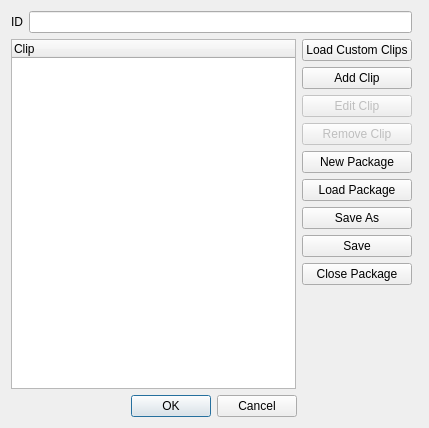
Qt form ui/clippackageeditor.ui (tdauth/gustavsfairyland) before a commit.
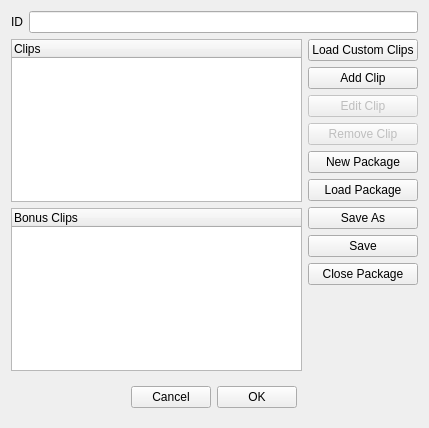
The same form after that commit. Icons and pictures are not drawn.

What changed in the file:
```diff
--- a/ui/clippackageeditor.ui
+++ b/ui/clippackageeditor.ui
@@ -13,24 +13,44 @@
   <property name="windowTitle">
    <string>Clip Package</string>
   </property>
-  <layout class="QGridLayout" name="gridLayout">
-   <item row="5" column="1" colspan="2" alignment="Qt::AlignHCenter">
-    <widget class="QDialogButtonBox" name="buttonBox">
-     <property name="standardButtons">
-      <set>QDialogButtonBox::Cancel|QDialogButtonBox::Ok</set>
+  <layout class="QVBoxLayout" name="verticalLayout_2">
+   <item>
+    <layout class="QHBoxLayout" name="horizontalLayout_2">
+     <item>
+      <widget class="QLabel" name="label">
+       <property name="text">
+        <string>ID</string>
      </property>
     </widget>
    </item>
-   <item row="1" column="1">
+     <item>
+      <widget class="QLineEdit" name="idLineEdit"/>
+     </item>
+    </layout>
+   </item>
+   <item>
     <layout class="QHBoxLayout" name="horizontalLayout">
      <item>
+      <layout class="QVBoxLayout" name="verticalLayout_4">
+       <item>
       <widget class="QTreeWidget" name="treeWidget">
        <column>
         <property name="text">
-         <string notr="true">Clip</string>
+           <string notr="true">Clips</string>
         </property>
        </column>
       </widget>
+       </item>
+       <item>
+        <widget class="QTreeWidget" name="bonusClipTreeWidget">
+         <column>
+          <property name="text">
+           <string>Bonus Clips</string>
+          </property>
+         </column>
+        </widget>
+       </item>
+      </layout>
      </item>
      <item>
       <layout class="QVBoxLayout" name="verticalLayout">
@@ -120,19 +140,45 @@
      </item>
     </layout>
    </item>
-   <item row="0" column="1">
-    <layout class="QHBoxLayout" name="horizontalLayout_2">
+   <item alignment="Qt::AlignHCenter">
+    <widget class="QWidget" name="widget_3" native="true">
+     <layout class="QHBoxLayout" name="horizontalLayout_13">
      <item>
-      <widget class="QLabel" name="label">
+       <widget class="QPushButton" name="cancelPushButton">
        <property name="text">
-        <string>ID</string>
-       </property>
+         <string>Cancel</string>
+        </property>
+        <property name="icon">
+         <iconset resource="../oxygen-icons-png-master/oxygen_windows.qrc">
+          <normaloff>:/themes/oxygen/32x32/actions/dialog-close.png</normaloff>:/themes/oxygen/32x32/actions/dialog-close.png</iconset>
+        </property>
+        <property name="iconSize">
+         <size>
+          <width>32</width>
+          <height>32</height>
+         </size>
+        </property>
       </widget>
      </item>
      <item>
-      <widget class="QLineEdit" name="idLineEdit"/>
-     </item>
-    </layout>
+       <widget class="QPushButton" name="okPushButton">
+        <property name="text">
+         <string>OK</string>
+        </property>
+        <property name="icon">
+         <iconset resource="../oxygen-icons-png-master/oxygen_windows.qrc">
+          <normaloff>:/themes/oxygen/32x32/actions/dialog-ok-apply.png</normaloff>:/themes/oxygen/32x32/actions/dialog-ok-apply.png</iconset>
+        </property>
+        <property name="iconSize">
+         <size>
+          <width>32</width>
+          <height>32</height>
+         </size>
+        </property>
+       </widget>
+      </item>
+     </layout>
+    </widget>
    </item>
   </layout>
  </widget>
```
Left out of the diff: 4 changed lines with no effect on the pictures. Lines whose indentation alone changed are shown as unchanged.
